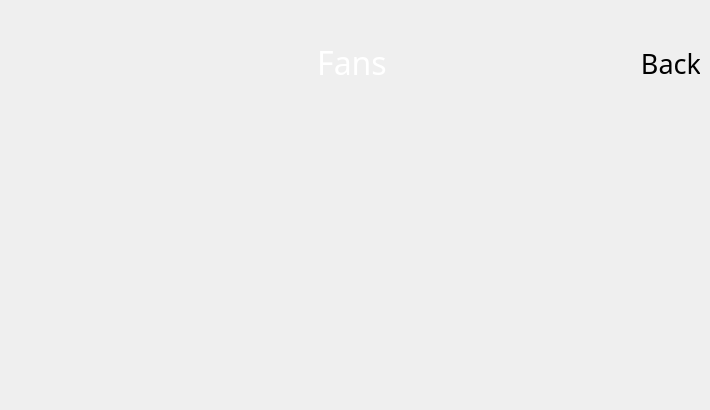
The window that BlocksScreen/lib/ui/controlStackedWidget.ui (BlocksTechnology/BlocksScreen) describes before a commit, drawn with Qt 5.
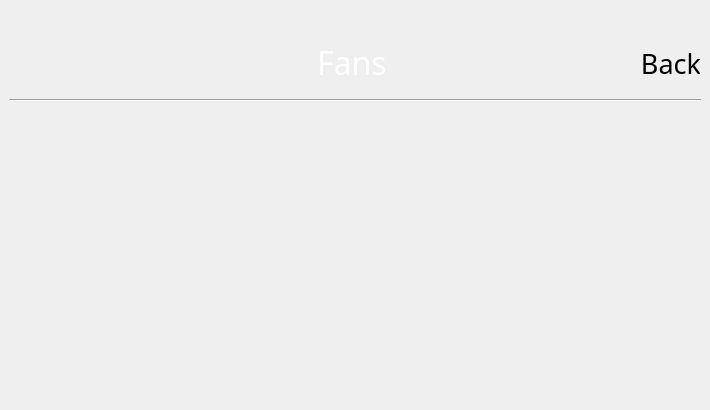
The same window after the commit. Custom widgets are drawn as their Qt base class.

Commit message: ADD: added line to fans page

Patch:
```diff
--- a/BlocksScreen/lib/ui/controlStackedWidget.ui
+++ b/BlocksScreen/lib/ui/controlStackedWidget.ui
@@ -5712,6 +5712,13 @@
       </item>
      </layout>
     </item>
+    <item>
+     <widget class="Line" name="line">
+      <property name="orientation">
+       <enum>Qt::Horizontal</enum>
+      </property>
+     </widget>
+    </item>
     <item>
      <spacer name="verticalSpacer_8">
       <property name="orientation">
```
Left out of the diff: 2 changed lines with no effect on the pictures. The commit also changes 1 other file.
